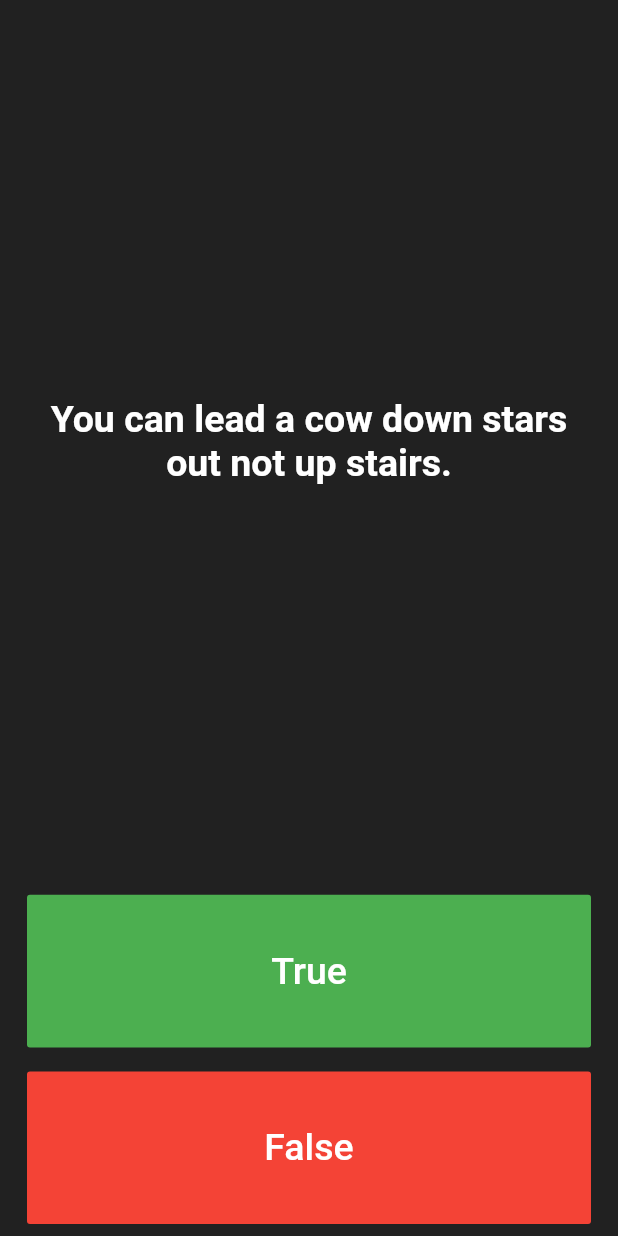
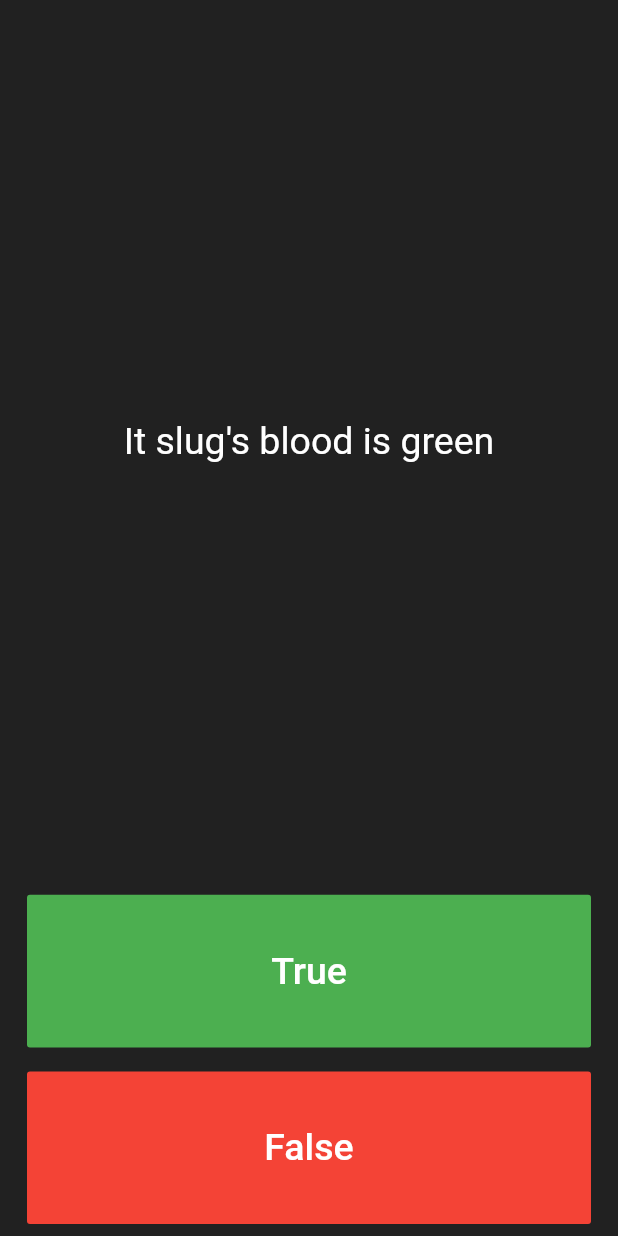
Before and after one commit to Jordan-erifried/QuizApp, a Flutter app: the screen it shows after launch, after a tap on "True", on a phone screen of 412 x 824 dp. Run offline on Flutter 3.47's test engine with Material 2 defaults, Android fonts, the phone set to English and light mode, and no system bars.

```diff
--- a/lib/main.dart
+++ b/lib/main.dart
@@ -32,6 +32,16 @@ class QuizPage extends StatefulWidget {
 }
 
 class _QuizPageState extends State<QuizPage> {
+
+  List<Widget> scoreKeeper = [];
+
+  List<String> question = [
+    'You can lead a cow down stairs out not up staird.',
+    'Approximately one quarter of human bones are in the feet',
+    'It slug\'s blood is green',
+  ];
+
+  int questionNumber = 1;
   @override
   Widget build(BuildContext context) {
     return Column(
@@ -43,11 +53,10 @@ class _QuizPageState extends State<QuizPage> {
             padding: const EdgeInsets.all(8.0),
             child: Center(
               child: Text(
-                'You can lead a cow down stars out not up stairs.',
+                question[questionNumber],
                 style: TextStyle(
                   color: Colors.white,
                   fontSize: 25.0,
-                  fontWeight: FontWeight.bold,
                 ),
                 textAlign: TextAlign.center,
               ),
@@ -60,7 +69,12 @@ class _QuizPageState extends State<QuizPage> {
             padding: const EdgeInsets.all(8.0),
             child: FlatButton(
               color: Colors.green,
-              onPressed: () {},
+              onPressed: () {
+                setState(() {
+                  questionNumber++;
+                  print(questionNumber);
+                });
+              },
               child: Text(
                 'True',
                 style: TextStyle(
@@ -88,6 +102,10 @@ class _QuizPageState extends State<QuizPage> {
             ),
           ),
         ),
+
+        Row(
+          children: scoreKeeper,
+        )
       ],
     );
   }
```
